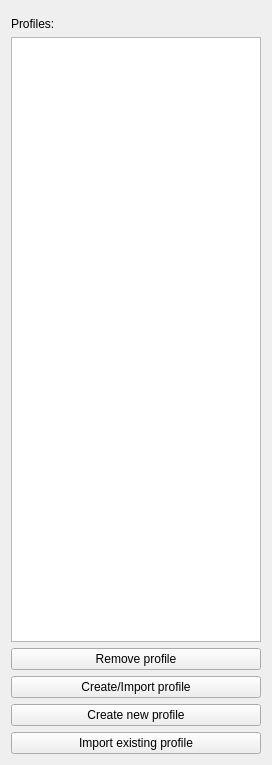
First picture: the form in src/ui/settings.ui, repository bpozdena/OneDriveGUI, before the edit.
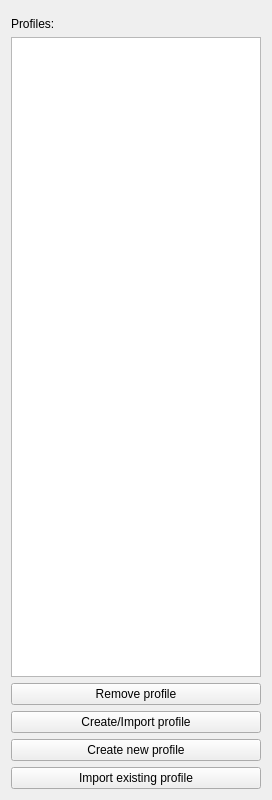
Second picture: the form after the edit.

Patch:
```diff
--- a/src/ui/settings.ui
+++ b/src/ui/settings.ui
@@ -7,7 +7,7 @@
     <x>0</x>
     <y>0</y>
     <width>272</width>
-    <height>765</height>
+    <height>800</height>
    </rect>
   </property>
   <property name="windowTitle">
```
